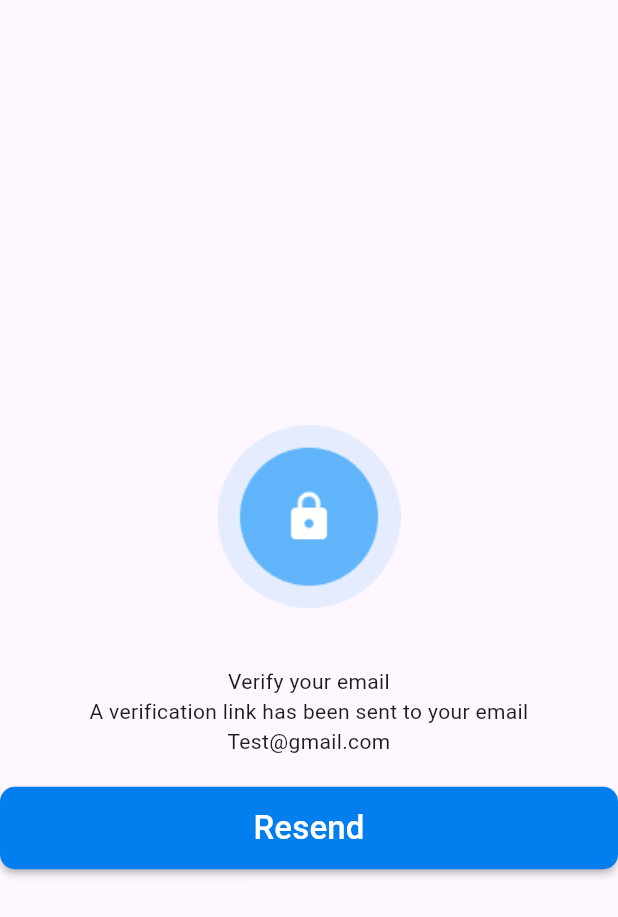
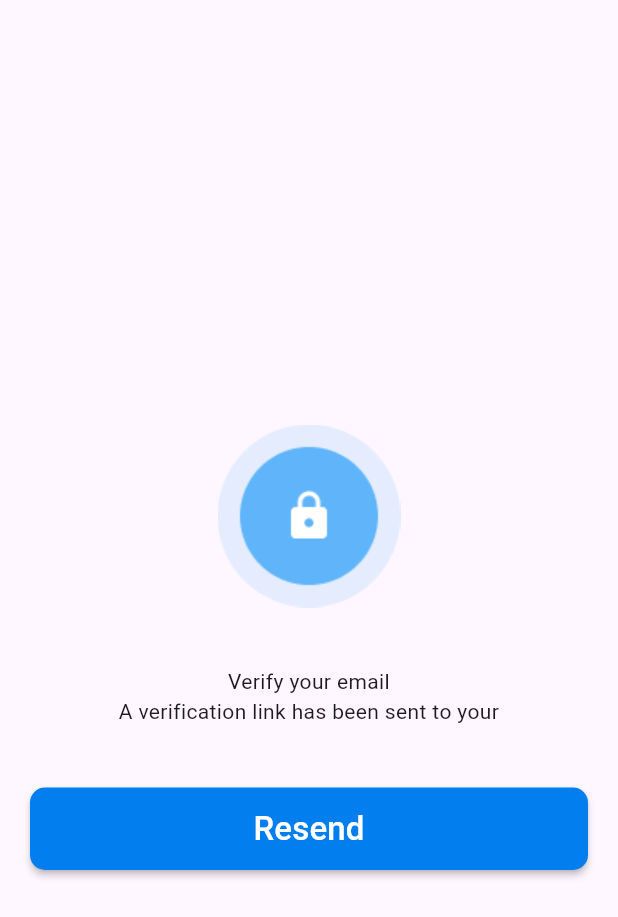
Before and after one commit to AbdelazizMohamed-GitHub/shop_sphere, a Flutter app: the VerifyScreen screen opened directly with empty values, on a phone screen of 412 x 824 dp. Shown: the top 917 px of the screen. Run offline on Flutter 3.47's test engine with Material 3 defaults, Android fonts, the phone set to English and light mode, and no system bars; our stand-ins replace dartz, firebase_auth, firebase_core, flutter_bloc, google_sign_in, smooth_page_indicator; accounts and stored records are empty.

Commit message:
Update VerifyScreen layout and add email display; remove MainScreen and widget test files

```diff
--- a/lib/features/auth/presention/view/screen/verify_screen.dart
+++ b/lib/features/auth/presention/view/screen/verify_screen.dart
@@ -19,7 +19,9 @@ class VerifyScreen extends StatelessWidget {
     return BlocProvider(
       create: (context) => AuthCubit(authRepo: AuthRepoImpl()),
       child: Scaffold(
-          body: Column(
+          body: Padding(
+            padding: const EdgeInsets.symmetric(horizontal: 20),
+            child: Column(
                     mainAxisAlignment: MainAxisAlignment.center,
                     children: [
             Image.asset(
@@ -31,12 +33,12 @@ class VerifyScreen extends StatelessWidget {
               "Verify your email",
               textAlign: TextAlign.center,
             ),
-          const Text(
-            "A verification link has been sent to your email",
+           const  Text(
+              "A verification link has been sent to your",
               textAlign: TextAlign.center,
             ),
-          const Text(
-            "Test@gmail.com",
+             Text(
+              "$email",
               textAlign: TextAlign.center,
             ),
             const SizedBox(
@@ -55,6 +57,7 @@ class VerifyScreen extends StatelessWidget {
               },
             ),
                     ],
+                  ),
           )),
     );
   }
--- a/lib/features/main/presention/view/screen/main_screen.dart
+++ b/lib/features/explor/presention/view/screen/main_screen.dart
@@ -1,7 +1,7 @@
 import 'package:flutter/material.dart';
 
-class MainScreen extends StatelessWidget {
-  const MainScreen({super.key});
+class ExploreScreen extends StatelessWidget {
+  const ExploreScreen({super.key});
 
   @override
   Widget build(BuildContext context) {
```
Also changed, not shown: 1 other file. Lines whose indentation alone changed are shown as unchanged.
